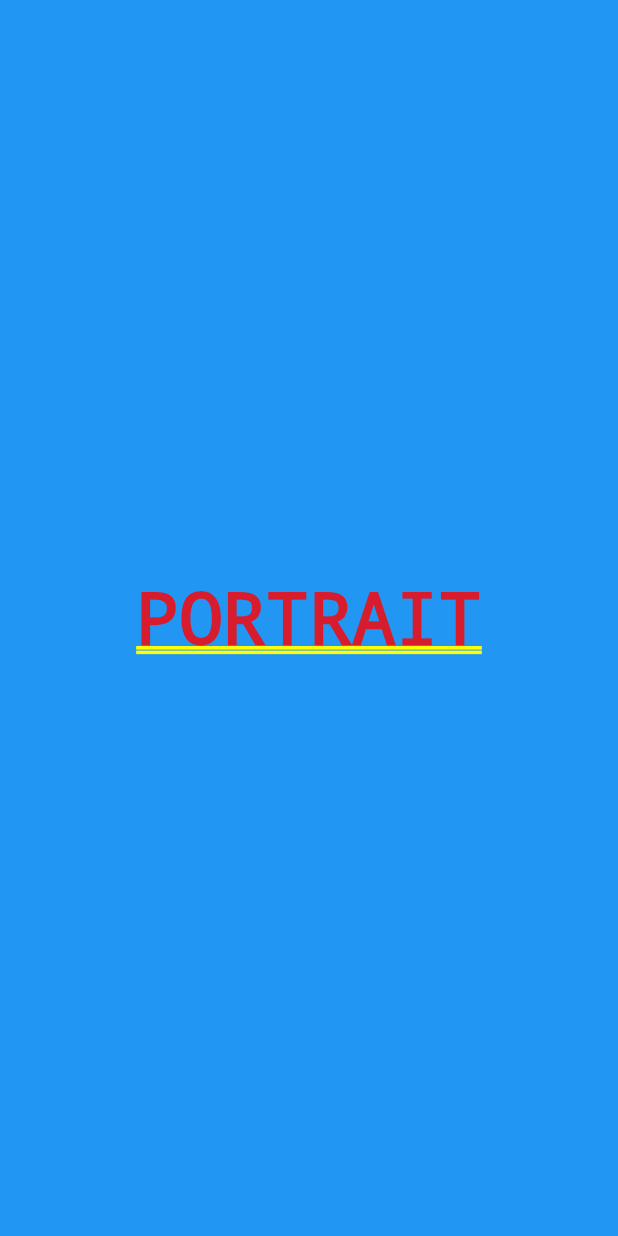
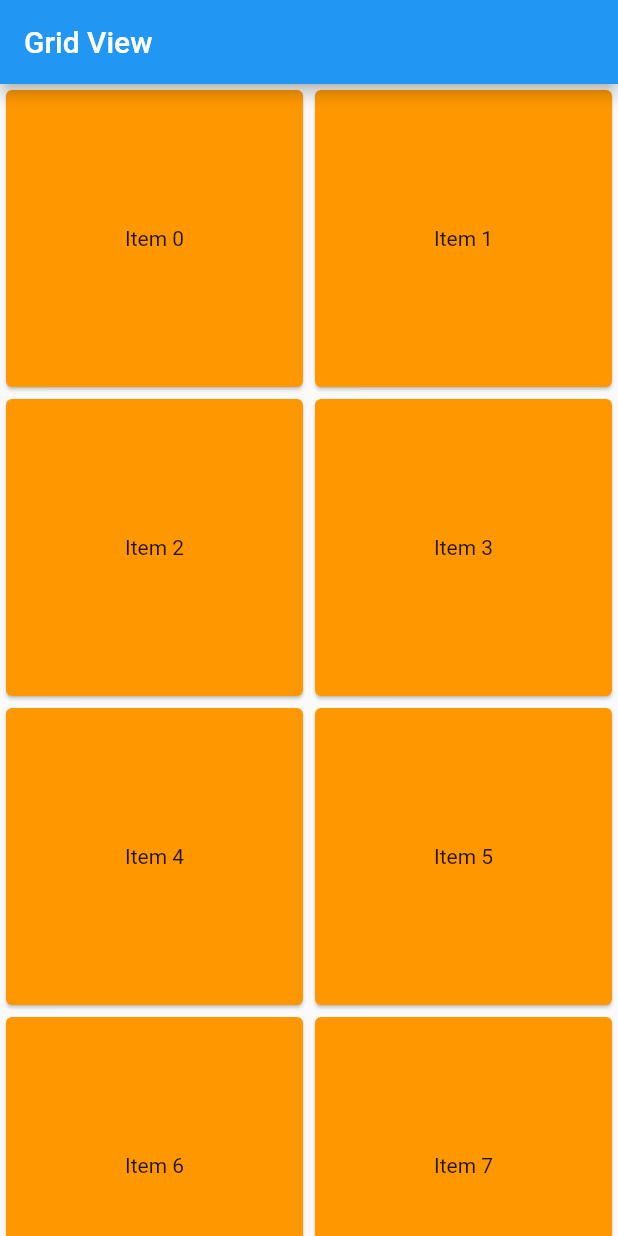
Before and after one commit to hashfx/flutter-responsivity, a Flutter app: the screen it shows after launch, on a phone screen of 412 x 824 dp. Run offline on Flutter 3.47's test engine with Material 2 defaults, Android fonts, the phone set to English and light mode, and no system bars.

Commit message:
generate 40 Grid Blocks

```diff
--- a/lib/main.dart
+++ b/lib/main.dart
@@ -29,33 +29,24 @@ class MyHomePage extends StatefulWidget {
 
 class _MyHomePageState extends State<MyHomePage> {
   @override
-  Widget build(BuildContext context) =>
-      OrientationBuilder(builder: ((context, orientation) {
-        final isPortrait = orientation == Orientation.portrait;
+  Widget build(BuildContext context) => OrientationBuilder(
+        builder: ((context, orientation) {
+          final isPortrait = orientation == Orientation.portrait;
 
-        return isPortrait
-            ? Container(
-                color: Colors.blue,
-                child: const Center(child: Text('PORTRAIT')),
-              )
-            : Container(
-                color: Colors.green,
-                child: const Center(child: Text('LANDSCAPE')));
-      }));
-  // {
-  //   return Scaffold(
-  //     appBar: AppBar(
-  //       title: const Text('ORIENTATION'),
-  //       ),
-  //       body: MediaQuery.of(context).orientation == Orientation.portrait
-  //       ? Container( // portrait
-  //         color: Colors.blue,
-  //         child: const Center(child: Text('PORTRAIT')),
-  //       )
-  //       : Container( // landscape
-  //           color: Colors.green,
-  //           child: const Center(child: Text('LANDSCAPE')),
-  //       )
-  //   );
-  // }
+          return Scaffold(
+              appBar: AppBar(
+                title: const Text('Grid View'),
+              ),
+              body: GridView.count(
+                crossAxisCount: 2,
+                children: List.generate(
+                  40,
+                  (index) => Card(
+                    color: Colors.orange,
+                    child: Center(child: Text('Item $index')),
+                  ),
+                ),
+              ));
+        }),
+      );
 }
```
